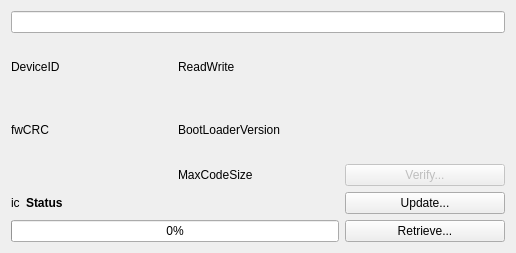
openpilot/OpenPilot, file ground/openpilotgcs/src/plugins/uploader/devicewidget.ui: the form before one commit.
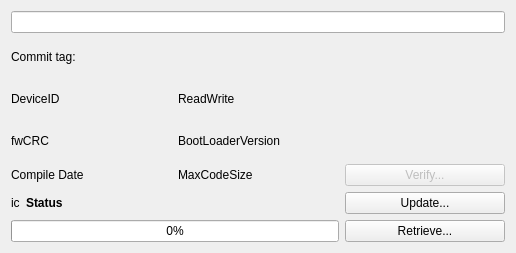
The form after the commit.

Commit message: Start of Uploader plugin parsing of packaged firmware. work in progress, not fully working yet.

```diff
--- a/ground/openpilotgcs/src/plugins/uploader/devicewidget.ui
+++ b/ground/openpilotgcs/src/plugins/uploader/devicewidget.ui
@@ -19,28 +19,28 @@
      <item row="2" column="0" colspan="3">
       <widget class="QLineEdit" name="description"/>
      </item>
-     <item row="3" column="0">
+     <item row="4" column="0">
       <widget class="QLabel" name="deviceID">
        <property name="text">
         <string>DeviceID</string>
        </property>
       </widget>
      </item>
-     <item row="7" column="0" colspan="2">
+     <item row="8" column="0" colspan="2">
       <widget class="QProgressBar" name="progressBar">
        <property name="value">
         <number>0</number>
        </property>
       </widget>
      </item>
-     <item row="3" column="1">
+     <item row="4" column="1">
       <widget class="QLabel" name="deviceACL">
        <property name="text">
         <string>ReadWrite</string>
        </property>
       </widget>
      </item>
-     <item row="3" column="2" rowspan="2">
+     <item row="3" column="2" rowspan="3">
       <widget class="QGraphicsView" name="devicePicture">
        <property name="maximumSize">
         <size>
@@ -56,7 +56,7 @@
        </property>
       </widget>
      </item>
-     <item row="5" column="2">
+     <item row="6" column="2">
       <widget class="QPushButton" name="verifyButton">
        <property name="enabled">
         <bool>false</bool>
@@ -66,7 +66,7 @@
        </property>
       </widget>
      </item>
-     <item row="6" column="2">
+     <item row="7" column="2">
       <widget class="QPushButton" name="updateButton">
        <property name="toolTip">
         <string>Update the firmware on this board.</string>
@@ -76,7 +76,7 @@
        </property>
       </widget>
      </item>
-     <item row="7" column="2">
+     <item row="8" column="2">
       <widget class="QPushButton" name="retrieveButton">
        <property name="toolTip">
         <string>Download the current board firmware to your computer</string>
@@ -86,28 +86,28 @@
        </property>
       </widget>
      </item>
-     <item row="4" column="1">
+     <item row="5" column="1">
       <widget class="QLabel" name="BLVersion">
        <property name="text">
         <string>BootLoaderVersion</string>
        </property>
       </widget>
      </item>
-     <item row="4" column="0">
+     <item row="5" column="0">
       <widget class="QLabel" name="fwCRC">
        <property name="text">
         <string>fwCRC</string>
        </property>
       </widget>
      </item>
-     <item row="5" column="1">
+     <item row="6" column="1">
       <widget class="QLabel" name="maxCodeSize">
        <property name="text">
         <string>MaxCodeSize</string>
        </property>
       </widget>
      </item>
-     <item row="6" column="0" colspan="2">
+     <item row="7" column="0" colspan="2">
       <layout class="QHBoxLayout" name="horizontalLayout">
        <item>
         <widget class="QLabel" name="statusIcon">
@@ -137,6 +137,20 @@
        </item>
       </layout>
      </item>
+     <item row="6" column="0">
+      <widget class="QLabel" name="buildDate">
+       <property name="text">
+        <string>Compile Date</string>
+       </property>
+      </widget>
+     </item>
+     <item row="3" column="0" colspan="2">
+      <widget class="QLabel" name="commitTag">
+       <property name="text">
+        <string>Commit tag:</string>
+       </property>
+      </widget>
+     </item>
     </layout>
    </item>
   </layout>
```
The commit also changes 2 other files.
